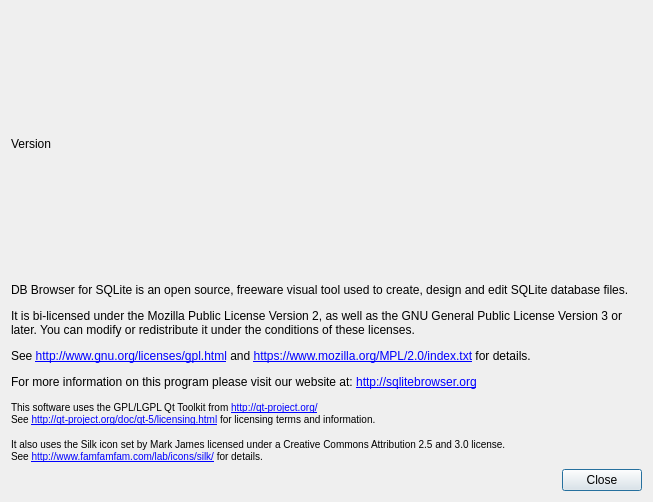
Before: the Qt Designer form src/AboutDialog.ui in sqlitebrowser/sqlitebrowser, drawn with Qt 5.
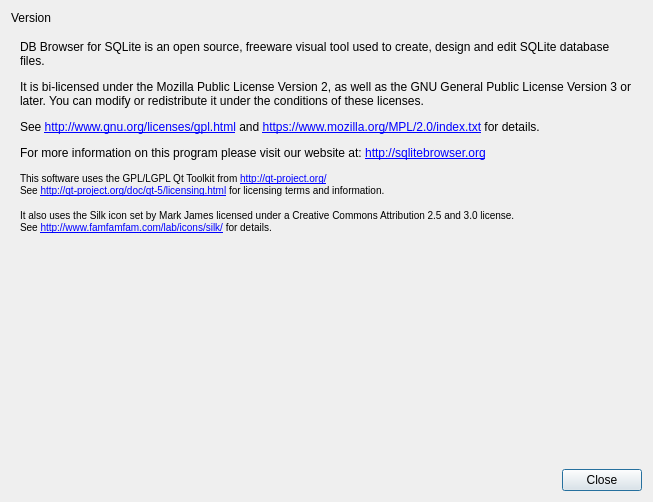
After: the same form once the commit is applied. Icons and pictures are not drawn.

Commit message: AboutDialog: Change layout to fit large font better

The edit to the form file:
```diff
--- a/src/AboutDialog.ui
+++ b/src/AboutDialog.ui
@@ -20,32 +20,17 @@
   <property name="sizeGripEnabled">
    <bool>false</bool>
   </property>
-  <layout class="QVBoxLayout" name="verticalLayout_2">
-   <item>
-    <layout class="QHBoxLayout" name="horizontalLayout">
-     <property name="bottomMargin">
-      <number>0</number>
-     </property>
-     <item>
       <layout class="QVBoxLayout" name="verticalLayout">
        <item>
-        <spacer name="verticalSpacer_2">
-         <property name="orientation">
-          <enum>Qt::Vertical</enum>
-         </property>
-         <property name="sizeHint" stdset="0">
-          <size>
-           <width>20</width>
-           <height>40</height>
-          </size>
-         </property>
-        </spacer>
-       </item>
+    <layout class="QHBoxLayout" name="horizontalLayout">
        <item>
         <widget class="QLabel" name="label_version">
          <property name="text">
           <string>Version</string>
          </property>
+       <property name="alignment">
+        <set>Qt::AlignLeading|Qt::AlignLeft|Qt::AlignVCenter</set>
+       </property>
          <property name="margin">
           <number>5</number>
          </property>
@@ -55,21 +40,6 @@
         </widget>
        </item>
        <item>
-        <spacer name="verticalSpacer">
-         <property name="orientation">
-          <enum>Qt::Vertical</enum>
-         </property>
-         <property name="sizeHint" stdset="0">
-          <size>
-           <width>20</width>
-           <height>40</height>
-          </size>
-         </property>
-        </spacer>
-       </item>
-      </layout>
-     </item>
-     <item>
       <widget class="QLabel" name="label_imagelogo">
        <property name="sizePolicy">
         <sizepolicy hsizetype="Maximum" vsizetype="Maximum">
@@ -79,8 +49,8 @@
        </property>
        <property name="maximumSize">
         <size>
-         <width>128</width>
-         <height>128</height>
+         <width>96</width>
+         <height>96</height>
         </size>
        </property>
        <property name="text">
@@ -97,6 +67,24 @@
     </layout>
    </item>
    <item>
+    <widget class="QScrollArea" name="scrollArea">
+     <property name="frameShape">
+      <enum>QFrame::NoFrame</enum>
+     </property>
+     <property name="widgetResizable">
+      <bool>true</bool>
+     </property>
+     <widget class="QWidget" name="scrollAreaWidgetContents">
+      <property name="geometry">
+       <rect>
+        <x>0</x>
+        <y>0</y>
+        <width>620</width>
+        <height>398</height>
+       </rect>
+      </property>
+      <layout class="QVBoxLayout" name="verticalLayout_2">
+       <item>
     <widget class="QLabel" name="label">
      <property name="text">
       <string>&lt;html&gt;&lt;head/&gt;&lt;body&gt;&lt;p&gt;DB Browser for SQLite is an open source, freeware visual tool used to create, design and edit SQLite database files.&lt;/p&gt;&lt;p&gt;It is bi-licensed under the Mozilla Public License Version 2, as well as the GNU General Public License Version 3 or later. You can modify or redistribute it under the conditions of these licenses.&lt;/p&gt;&lt;p&gt;See &lt;a href=&quot;http://www.gnu.org/licenses/gpl.html&quot;&gt;http://www.gnu.org/licenses/gpl.html&lt;/a&gt; and &lt;a href=&quot;https://www.mozilla.org/MPL/2.0/index.txt&quot;&gt;https://www.mozilla.org/MPL/2.0/index.txt&lt;/a&gt; for details.&lt;/p&gt;&lt;p&gt;For more information on this program please visit our website at: &lt;a href=&quot;http://sqlitebrowser.org&quot;&gt;http://sqlitebrowser.org&lt;/a&gt;&lt;/p&gt;&lt;p&gt;&lt;span style=&quot; font-size:small;&quot;&gt;This software uses the GPL/LGPL Qt Toolkit from &lt;/span&gt;&lt;a href=&quot;http://qt-project.org/&quot;&gt;&lt;span style=&quot; font-size:small;&quot;&gt;http://qt-project.org/&lt;/span&gt;&lt;/a&gt;&lt;span style=&quot; font-size:small;&quot;&gt;&lt;br/&gt;See &lt;/span&gt;&lt;a href=&quot;http://qt-project.org/doc/qt-5/licensing.html&quot;&gt;&lt;span style=&quot; font-size:small;&quot;&gt;http://qt-project.org/doc/qt-5/licensing.html&lt;/span&gt;&lt;/a&gt;&lt;span style=&quot; font-size:small;&quot;&gt; for licensing terms and information.&lt;/span&gt;&lt;/p&gt;&lt;p&gt;&lt;span style=&quot; font-size:small;&quot;&gt;It also uses the Silk icon set by Mark James licensed under a Creative Commons Attribution 2.5 and 3.0 license.&lt;br/&gt;See &lt;/span&gt;&lt;a href=&quot;http://www.famfamfam.com/lab/icons/silk/&quot;&gt;&lt;span style=&quot; font-size:small;&quot;&gt;http://www.famfamfam.com/lab/icons/silk/&lt;/span&gt;&lt;/a&gt;&lt;span style=&quot; font-size:small;&quot;&gt; for details.&lt;/span&gt;&lt;/p&gt;&lt;/body&gt;&lt;/html&gt;</string>
@@ -110,6 +98,10 @@
      <property name="openExternalLinks">
       <bool>true</bool>
      </property>
+        </widget>
+       </item>
+      </layout>
+     </widget>
     </widget>
    </item>
    <item>
```
Lines whose indentation alone changed are shown as unchanged. The commit also changes 2 other files.
